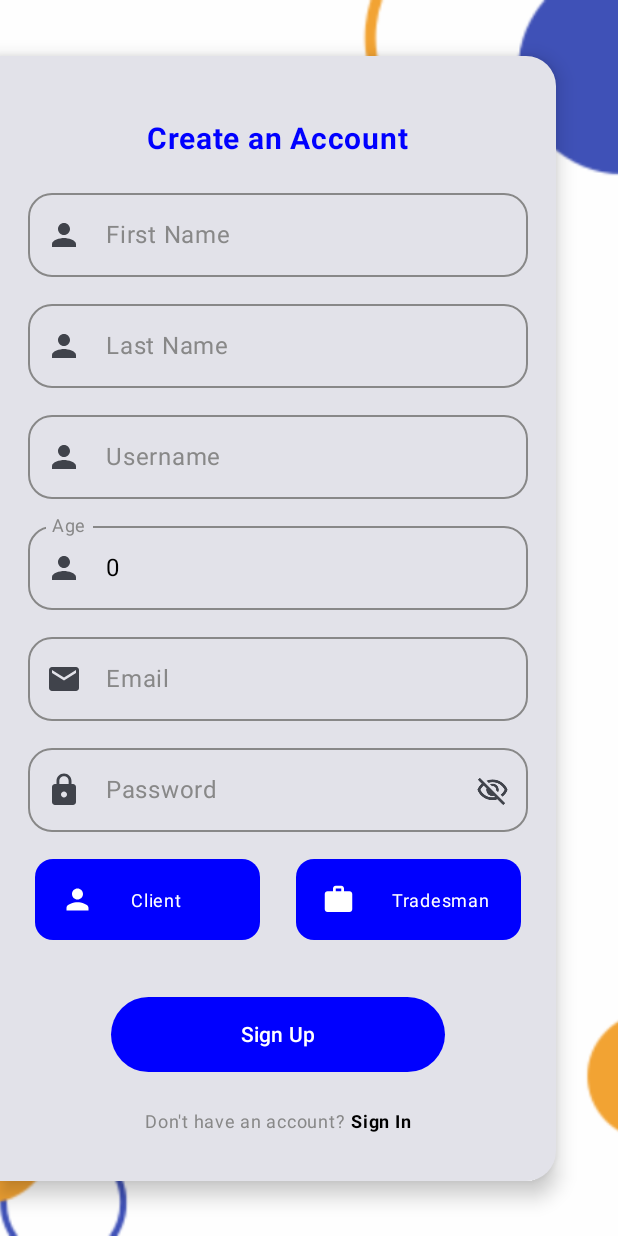
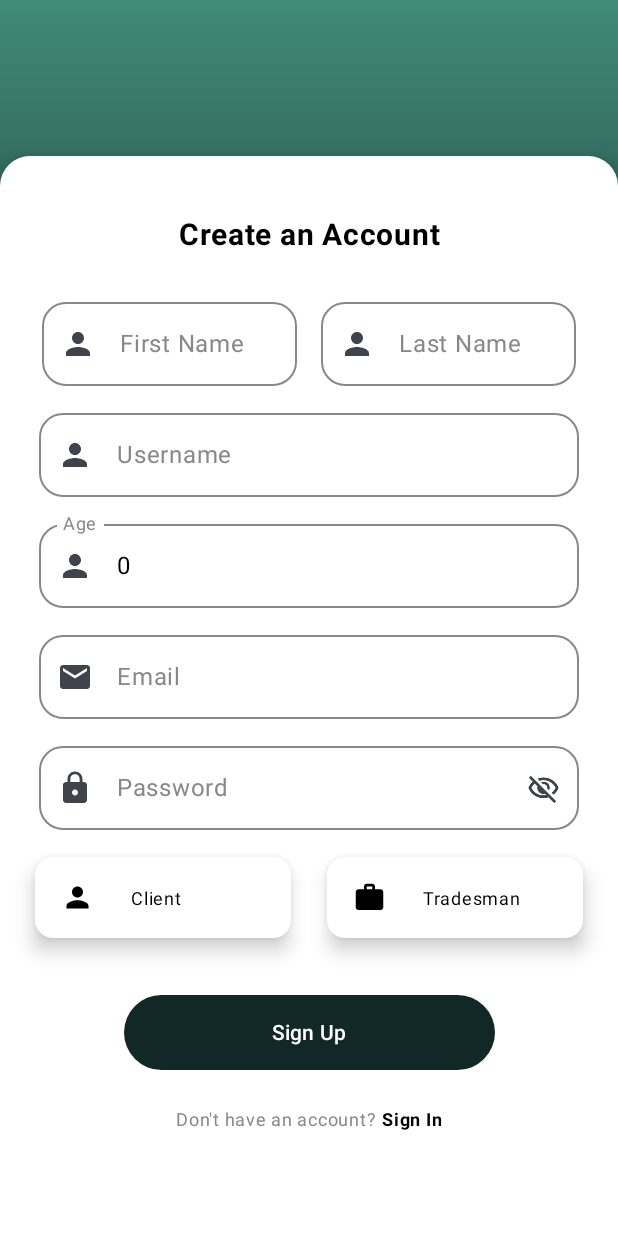
Before and after one commit to gonbeqt/DaguConnectAndroid, an Android app built with Jetpack Compose: the SignUpScreen screen opened through its navigation route, on a phone screen of 412 x 824 dp. Run offline under Robolectric (Android 15) with nearby library versions, the phone set to English and light mode, and no system bars.

Commit message:
change register and login design

```diff
--- a/app/src/main/java/com/example/androidproject/api/RetrofitInstance.kt
+++ b/app/src/main/java/com/example/androidproject/api/RetrofitInstance.kt
@@ -10,7 +10,7 @@ import java.util.concurrent.TimeUnit
 
 object RetrofitInstance {
 
-    private const val BASE_URL = "http://192.168.1.217:8000/"
+    private const val BASE_URL = "http://192.168.100.167:8000/"
 
     // Add the logging interceptor
     private val logging = HttpLoggingInterceptor().apply {
--- a/app/src/main/java/com/example/androidproject/view/LogInScreen.kt
+++ b/app/src/main/java/com/example/androidproject/view/LogInScreen.kt
@@ -51,6 +51,7 @@ import androidx.compose.ui.unit.sp
 import androidx.navigation.NavController
 import androidx.navigation.compose.currentBackStackEntryAsState
 import com.example.androidproject.R
+import com.example.androidproject.view.theme.myGradient
 import com.example.androidproject.viewmodel.LoginViewModel
 
 @Preview(showBackground = true)
@@ -90,13 +91,12 @@ fun LogInScreen(navController: NavController, viewModel: LoginViewModel){
     var password by remember {
         mutableStateOf("") }
 
-    val cardOffsetX = remember { Animatable(500f) } // Start off-screen to the right
-
+    val cardOffsetY = remember { Animatable(500f) } // Start off-screen to the bottom
     val currentBackStackEntry = navController.currentBackStackEntryAsState()
 
     // Launch animation when composable is composed
     LaunchedEffect(currentBackStackEntry.value) {
-        cardOffsetX.animateTo(
+        cardOffsetY.animateTo(
             targetValue = 0f,
             animationSpec = tween(durationMillis = 1000, easing = FastOutSlowInEasing)
         )
@@ -105,36 +105,44 @@ fun LogInScreen(navController: NavController, viewModel: LoginViewModel){
     Box(
         modifier = Modifier
             .fillMaxSize()
-            .background(Color.White),
-        contentAlignment = Alignment.CenterEnd
+            .background(myGradient),
+        contentAlignment = Alignment.Center
     ) {
-        // Background Image
+        // Set an image as the background
         Image(
-            painter = painterResource(id = R.drawable.background_image_auth),
+            painter = painterResource(id = R.drawable.authbg),
             contentDescription = "Background Image",
-            modifier = Modifier.fillMaxSize(),
-            contentScale = ContentScale.Crop
+            modifier = Modifier.fillMaxSize()
+                .offset(y = (-150).dp)
         )
+
 
         // Card with adaptive size and padding
         Card(
             modifier = Modifier
-                .offset(x = cardOffsetX.value.dp)
-                .size(
+                .offset(y = cardOffsetY.value.dp)
+                .align(Alignment.BottomCenter)
+            .size(
                     width = when (windowSize.width) {
-                        WindowType.SMALL -> 300.dp
+                        WindowType.SMALL -> 500.dp
                         WindowType.MEDIUM -> 350.dp
                         else -> 400.dp
                     },
                     height = when (windowSize.height) {
-                        WindowType.SMALL -> 360.dp
-                        WindowType.MEDIUM -> 400.dp
+                        WindowType.SMALL -> 400.dp
+                        WindowType.MEDIUM -> 450.dp
                         else -> 450.dp
                     }
+
                 ),
-            shape = RoundedCornerShape(16.dp),
-            elevation = CardDefaults.cardElevation(8.dp)
-        ) {
+            shape = RoundedCornerShape(
+                topEnd = 20.dp,
+                topStart = 20.dp
+            ),
+            elevation = CardDefaults.cardElevation(8.dp),
+            colors = CardDefaults.cardColors(Color.White)
+
+            ) {
             Column(
                 modifier = Modifier.fillMaxSize(),
                 horizontalAlignment = Alignment.CenterHorizontally,
@@ -148,7 +156,7 @@ fun LogInScreen(navController: NavController, viewModel: LoginViewModel){
                         else -> 28.sp
                     },
                     fontWeight = FontWeight.Bold,
-                    color = Color.Blue,
+                    color = Color.Black,
                     modifier = Modifier.padding(bottom = 16.dp, top = 16.dp)
                 )
 
@@ -281,12 +289,9 @@ fun ForgotPassword(windowSize: WindowSize) {
     Row(
         modifier = Modifier
             .fillMaxWidth()
-            .padding(
-                end = when (windowSize.width) {
-                    WindowType.SMALL -> 16.dp
-                    else -> 36.dp
-                }
-            ),
+            .padding(16.dp)
+
+            ,
         horizontalArrangement = Arrangement.End
     ) {
         Text(
@@ -315,7 +320,7 @@ fun ButtonLogin(navController: NavController, viewModel: LoginViewModel, email:
                 }
             )
             .height(50.dp),
-        colors = ButtonDefaults.buttonColors(containerColor = Color.Blue)
+        colors = ButtonDefaults.buttonColors(containerColor = Color(0xFF122826))
     ) {
         Text(text = "Log In", color = Color.White)
     }
--- a/app/src/main/java/com/example/androidproject/view/SignUpScreen.kt
+++ b/app/src/main/java/com/example/androidproject/view/SignUpScreen.kt
@@ -48,12 +48,14 @@ import androidx.compose.ui.text.TextStyle
 import androidx.compose.ui.text.font.FontWeight
 import androidx.compose.ui.text.input.PasswordVisualTransformation
 import androidx.compose.ui.text.input.VisualTransformation
+import androidx.compose.ui.text.style.TextAlign
 import androidx.compose.ui.tooling.preview.Preview
 import androidx.compose.ui.unit.dp
 import androidx.compose.ui.unit.sp
 import androidx.navigation.NavController
 import androidx.navigation.compose.currentBackStackEntryAsState
 import com.example.androidproject.R
+import com.example.androidproject.view.theme.myGradient
 import com.example.androidproject.viewmodel.RegisterViewModel
 
 @Preview(showBackground = true)
@@ -91,13 +93,13 @@ fun SignUpScreen(navController: NavController, viewModel: RegisterViewModel) {
         mutableStateOf(false)
     }
 
-    // Animatable for the card's X offset
-    val cardOffsetX = remember { Animatable(-500f) } // Start off-screen to the left
+    // Animatable for the card's Y offset
+    val cardOffsetY = remember { Animatable(500f) } // Start off-screen to the bottom
     val currentBackStackEntry = navController.currentBackStackEntryAsState()
 
     // Launch animation when composable is composed
     LaunchedEffect(currentBackStackEntry.value) {
-        cardOffsetX.animateTo(
+        cardOffsetY.animateTo(
             targetValue = 0f,
             animationSpec = tween(durationMillis = 1000, easing = FastOutSlowInEasing)
         )
@@ -105,39 +107,41 @@ fun SignUpScreen(navController: NavController, viewModel: RegisterViewModel) {
 
     // Determine card size and padding based on screen width
     val cardWidth = when (windowSize.width) {
-        WindowType.SMALL -> 0.9f
-        WindowType.MEDIUM -> 0.7f
-        WindowType.LARGE -> 0.5f
+        WindowType.SMALL -> 1f
+        WindowType.MEDIUM -> 0.75f
+        WindowType.LARGE -> 0.55f
     }
     val cardHeight = when (windowSize.height) {
         WindowType.SMALL -> 620.dp
-        WindowType.MEDIUM -> 750.dp
+        WindowType.MEDIUM -> 720.dp
         WindowType.LARGE -> 800.dp
     }
 
     Box(
         modifier = Modifier
             .fillMaxSize()
-            .background(Color.White),
-        contentAlignment = Alignment.CenterStart
+            .background(myGradient),
+        contentAlignment = Alignment.Center
     ) {
         // Set an image as the background
         Image(
-            painter = painterResource(id = R.drawable.background_image_auth),
+            painter = painterResource(id = R.drawable.authbg),
             contentDescription = "Background Image",
-            modifier = Modifier.fillMaxSize(),
-            contentScale = ContentScale.Crop
+            modifier = Modifier.fillMaxSize()
+                .offset(y = (-150).dp)
         )
 
         Card(
             modifier = Modifier
-                .offset(x = cardOffsetX.value.dp) // Apply animation offset
+                .offset(y = cardOffsetY.value.dp) // Apply animation offset
                 .fillMaxWidth(cardWidth)
-                .height(cardHeight),
+                .height(cardHeight)
+                .align(Alignment.BottomCenter),
             shape = RoundedCornerShape(
                 topEnd = 20.dp,
-                bottomEnd = 20.dp
+                topStart = 20.dp
             ),
+            colors = CardDefaults.cardColors(Color.White),
             elevation = CardDefaults.cardElevation(8.dp)
         ) {
             Column(modifier = Modifier.fillMaxSize(),
@@ -191,11 +195,7 @@ fun InputFieldForSignUp(
     onPasswordChange: (String) -> Unit,
     windowSize: WindowSize
     ){
-    val fieldWidth = when (windowSize.width) {
-        WindowType.SMALL -> 0.9f
-        WindowType.MEDIUM -> 0.8f
-        WindowType.LARGE -> 0.7f
-    }
+
     var passwordVisible by remember { mutableStateOf(false) }
     val icon = if (passwordVisible)
         painterResource(id = R.drawable.visibility_on)
@@ -209,11 +209,14 @@ fun InputFieldForSignUp(
             WindowType.MEDIUM -> 24.sp
             else -> 28.sp
         },
+        textAlign = TextAlign.Center,
         fontWeight = FontWeight.Bold,
-        color = Color.Blue,
-        modifier = Modifier.padding(bottom = 16.dp, top = 16.dp) // Optional padding below the title
+        color = Color.Black,
+        modifier = Modifier.offset(y = (-25).dp)
     )
-
+    Row(Modifier.fillMaxWidth()
+        .padding(horizontal = 25.dp),
+        horizontalArrangement = Arrangement.SpaceEvenly) {
         OutlinedTextField(
             value = firstName,
             onValueChange = onFirstNameChange, // Updates the `firstName` state
@@ -227,7 +230,7 @@ fun InputFieldForSignUp(
             singleLine = true,
 
             modifier = Modifier
-            .fillMaxWidth(fieldWidth) // Adjust width as needed
+                .width(170.dp)
                 .heightIn(min = 56.dp), // Adjust height as needed
             shape = RoundedCornerShape(16.dp), // Set corner radius here
             colors = TextFieldDefaults.colors(
@@ -245,7 +248,7 @@ fun InputFieldForSignUp(
             )
 
         )
-    Spacer(modifier = Modifier.height(10.dp))
+        Spacer(modifier = Modifier.width(10.dp))
         OutlinedTextField(
             value = lastName,
             onValueChange = onLastNameChange,
@@ -259,7 +262,7 @@ fun InputFieldForSignUp(
             singleLine = true,
 
             modifier = Modifier
-            .fillMaxWidth(fieldWidth) // Adjust width as needed
+                .width(170.dp)
                 .heightIn(min = 56.dp), // Adjust height as needed
             shape = RoundedCornerShape(16.dp), // Set corner radius here
             colors = TextFieldDefaults.colors(
@@ -276,6 +279,8 @@ fun InputFieldForSignUp(
                 color = Color.Black // Ensure text is visible
             )
         )
+    }
+
     Spacer(modifier = Modifier.height(10.dp))
     OutlinedTextField(
         value = userName,
@@ -290,7 +295,7 @@ fun InputFieldForSignUp(
         singleLine = true,
 
         modifier = Modifier
-            .fillMaxWidth(fieldWidth) // Adjust width as needed
+            .width(360.dp)
             .heightIn(min = 56.dp), // Adjust height as needed
         shape = RoundedCornerShape(16.dp), // Set corner radius here
         colors = TextFieldDefaults.colors(
@@ -325,7 +330,7 @@ fun InputFieldForSignUp(
         singleLine = true,
 
         modifier = Modifier
-            .fillMaxWidth(fieldWidth) // Adjust width as needed
+            .width(360.dp)
             .heightIn(min = 56.dp), // Adjust height as needed
         shape = RoundedCornerShape(16.dp), // Set corner radius here
         colors = TextFieldDefaults.colors(
@@ -356,7 +361,7 @@ fun InputFieldForSignUp(
         singleLine = true,
 
         modifier = Modifier
-            .fillMaxWidth(fieldWidth) // Adjust width as needed
+            .width(360.dp)
             .heightIn(min = 56.dp), // Adjust height as needed
         shape = RoundedCornerShape(16.dp), // Set corner radius here
         colors = TextFieldDefaults.colors(
@@ -394,7 +399,7 @@ fun InputFieldForSignUp(
         else PasswordVisualTransformation(),
         singleLine = true,
         modifier = Modifier
-            .fillMaxWidth(fieldWidth) // Adjust width as needed
+            .width(360.dp)
             .heightIn(min = 56.dp), // Adjust height as needed
         shape = RoundedCornerShape(16.dp), // Set corner radius here
         colors = TextFieldDefaults.colors(
@@ -414,6 +419,8 @@ fun InputFieldForSignUp(
 }
 @Composable
 fun Roles(isClient: Boolean, onIsClientChange: (Boolean) -> Unit){
+    val selectedCard = remember { mutableStateOf<Boolean?>(null) }
+
     Row(
         modifier = Modifier
             .fillMaxWidth().padding(start = 15.dp,end = 15.dp),
@@ -425,8 +432,19 @@ fun Roles(isClient: Boolean, onIsClientChange: (Boolean) -> Unit){
             modifier = Modifier.size(70.dp)
                 .weight(1f)
                 .padding(8.dp)
-                .clickable {onIsClientChange (true)}, //Implementation here
-            colors = CardDefaults.cardColors(Color.Blue)
+                .clickable {
+                    if (selectedCard.value != true) {
+                        selectedCard.value = true
+                        onIsClientChange(true)
+                    } else {
+                        selectedCard.value = null
+                        onIsClientChange(false)
+                    }
+                },
+            colors = CardDefaults.cardColors(
+                if (selectedCard.value == true) Color(0xFF122826) else Color.White
+            ),
+            elevation = CardDefaults.cardElevation(8.dp)
         ) {
             Row(
                 modifier = Modifier
@@ -440,13 +458,13 @@ fun Roles(isClient: Boolean, onIsClientChange: (Boolean) -> Unit){
                     imageVector = Icons.Default.Person,
                     contentDescription = "Person Icon",
                     modifier = Modifier.size(24.dp),
-                    tint = Color.White
+                    tint = if (selectedCard.value == true) Color.White else Color.Black // Change icon tint on selection
                 )
                 Spacer(modifier = Modifier.width(8.dp))
                 Text(
                     text = "Client",
                     fontSize = 12.sp,
-                    color = Color.White
+                    color = if (selectedCard.value == true) Color.White else Color.Black
                 )
             }
         }
@@ -456,8 +474,19 @@ fun Roles(isClient: Boolean, onIsClientChange: (Boolean) -> Unit){
             modifier = Modifier.size(70.dp)
                 .weight(1f)
                 .padding(8.dp)
-                .clickable { onIsClientChange(false) }, //Implementation here
-            colors = CardDefaults.cardColors(Color.Blue)
+                .clickable {
+                    if (selectedCard.value != false) {
+                        selectedCard.value = false
+                        onIsClientChange(false)  // Your implementation for second card
+                    } else {
+                        selectedCard.value = null
+                        onIsClientChange(false)  // Deselecting (not selecting any card)
+                    }
+                },
+            colors = CardDefaults.cardColors(
+                if (selectedCard.value == false) Color(0xFF122826) else Color.White
+            ),
+            elevation = CardDefaults.cardElevation(8.dp)
 
         ) {
             Row(
@@ -472,13 +501,13 @@ fun Roles(isClient: Boolean, onIsClientChange: (Boolean) -> Unit){
                     imageVector = Icons.Default.Work,
                     contentDescription = "Person Icon",
                     modifier = Modifier.size(24.dp),
-                    tint = Color.White
+                    tint = if (selectedCard.value == false) Color.White else Color.Black // Change icon tint on selection
                 )
                 Spacer(modifier = Modifier.width(8.dp))
                 Text(
                     text = "Tradesman",
                     fontSize = 12.sp,
-                    color = Color.White,
+                    color =  if (selectedCard.value == false) Color.White else Color.Black
                 )
             }
         }
@@ -516,7 +545,7 @@ fun RegistrationButton(navController: NavController, viewModel: RegisterViewMode
             modifier = Modifier
                 .fillMaxWidth(0.6f) // 80% width
                 .height(50.dp), // Set height
-            colors = ButtonDefaults.buttonColors(containerColor = Color.Blue),
+            colors = ButtonDefaults.buttonColors(containerColor = Color(0xFF122826)),
         )
         {
             Text(text = "Sign Up", color = Color.White)
--- a/app/src/main/java/com/example/androidproject/view/pages/Message.kt
+++ b/app/src/main/java/com/example/androidproject/view/pages/Message.kt
@@ -135,12 +135,12 @@ fun ChatListItem(chats: Chats) {
 
         // Text Section
         Column(modifier = Modifier.weight(1f)) {
-            Text(
-                text = chats.receiverName,
-                style = MaterialTheme.typography.bodyLarge,
-                fontWeight = FontWeight.Bold,
-                color = Color.Black
-            )
+//            Text(
+//                text = chats.receiverName,
+//                style = MaterialTheme.typography.bodyLarge,
+//                fontWeight = FontWeight.Bold,
+//                color = Color.Black
+//            )
             Text(
                 text = chats.latestMessage,
                 style = MaterialTheme.typography.bodyMedium,
--- a/app/src/main/java/com/example/androidproject/view/theme/Color.kt
+++ b/app/src/main/java/com/example/androidproject/view/theme/Color.kt
@@ -1,5 +1,7 @@
 package com.example.androidproject.view.theme
 
+import androidx.compose.ui.geometry.Offset
+import androidx.compose.ui.graphics.Brush
 import androidx.compose.ui.graphics.Color
 
 val Purple80 = Color(0xFFD0BCFF)
@@ -11,3 +13,15 @@ val PurpleGrey40 = Color(0xFF625b71)
 val Pink40 = Color(0xFF7D5260)
 val  RoyalPurple = Color(0xFF804FB3)
 val  Amethyst = Color(0xFF9969C7)
+val  DarkGreen = Color(0xFF122826)
+
+val myGradient = Brush.linearGradient(
+    colors = listOf(
+        Color(0xFF030706), // 0% (Dark color at the bottom)
+        Color(0xFF265147), // 30%
+        Color(0xFF21473E), // 50%
+        Color(0xFF418A79), // 100% (Lightest color at the top)
+    ),
+    start = Offset(0f, Float.POSITIVE_INFINITY), // Start from the bottom
+    end = Offset(0f, 0f) // Move upwards
+)
```
Also changed, not shown: app/src/main/res/bg/image 15.png (added), app/src/main/res/drawable/authbg.png (added). Lines whose indentation alone changed are shown as unchanged.
